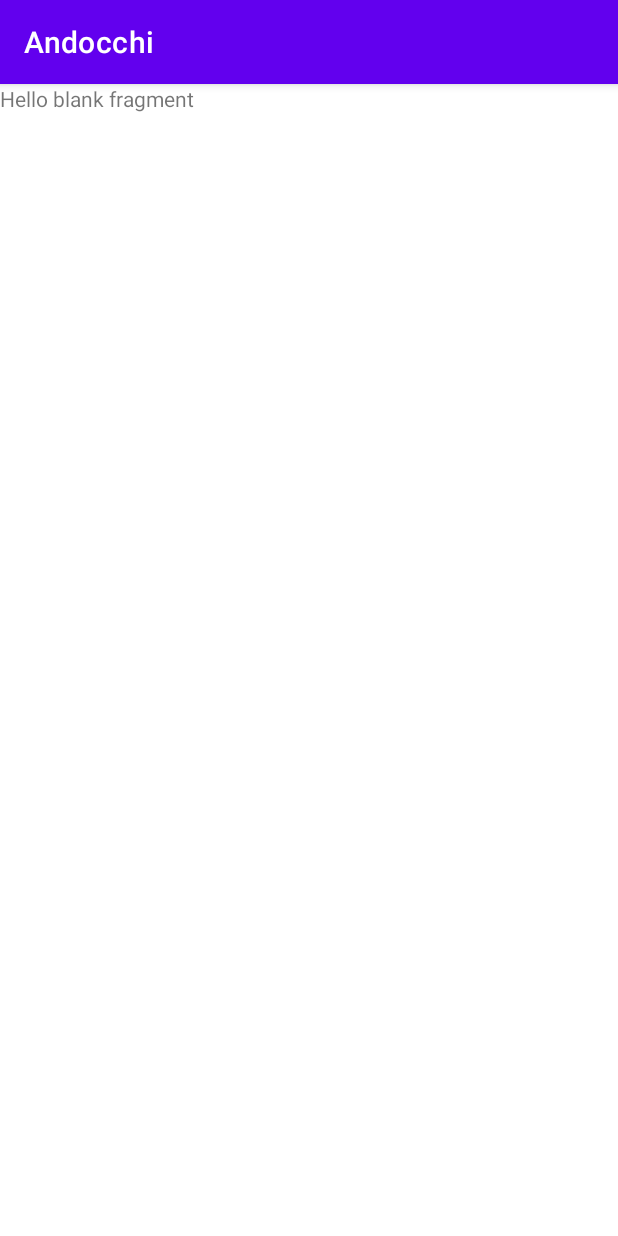
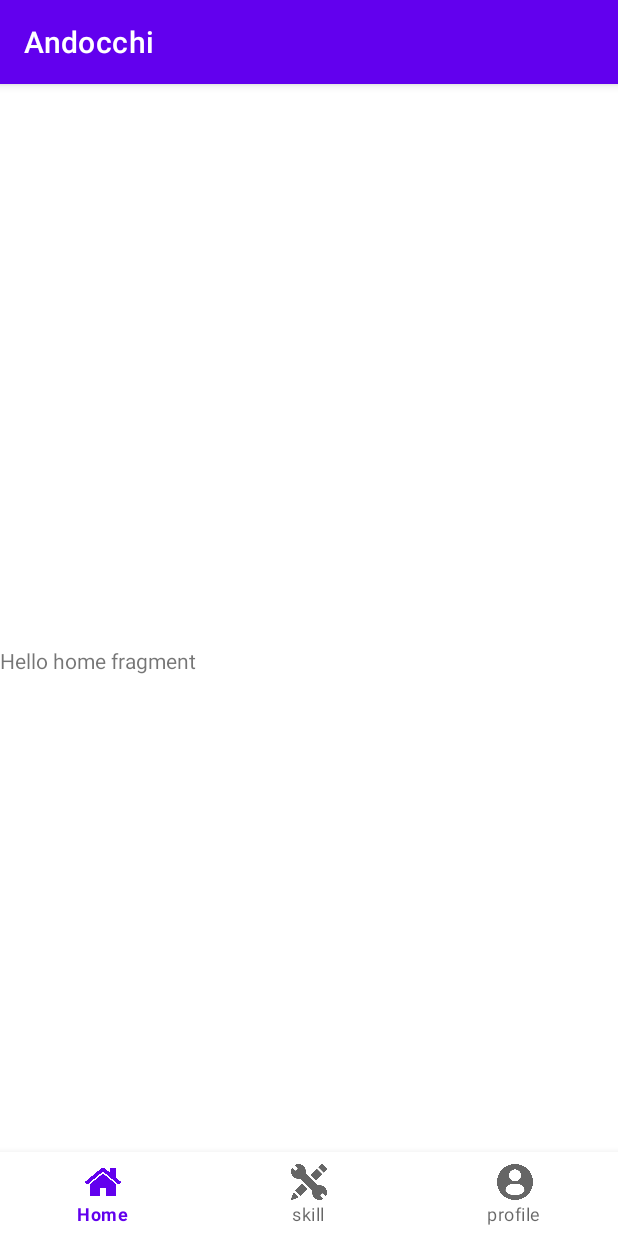
Before and after one commit to YagiRyu/Andocchi, an Android app: the screen it shows after launch (MainActivity), on a phone screen of 412 x 824 dp. Run offline under Robolectric (Android 15) with nearby library versions, the phone set to English and light mode, and no system bars; our stand-ins replace navigation-ui.

Commit message:
Add bottom navigation bar: Now users to move back and forth between screens

```diff
--- a/Andocchi/app/src/main/java/com/github/ryu/andocchi/MainActivity.kt
+++ b/Andocchi/app/src/main/java/com/github/ryu/andocchi/MainActivity.kt
@@ -2,15 +2,18 @@ package com.github.ryu.andocchi
 
 import androidx.appcompat.app.AppCompatActivity
 import android.os.Bundle
+import androidx.navigation.Navigation
+import androidx.navigation.ui.NavigationUI
 import com.github.ryu.andocchi.ui.HomeFragment
+import com.google.android.material.bottomnavigation.BottomNavigationView
 
 class MainActivity : AppCompatActivity() {
     override fun onCreate(savedInstanceState: Bundle?) {
         super.onCreate(savedInstanceState)
         setContentView(R.layout.activity_main)
 
-        supportFragmentManager.beginTransaction()
-            .replace(R.id.container, HomeFragment())
-            .commit()
+        val navController = Navigation.findNavController(this, R.id.activity_main_nav_host_fragment)
+        val bottomNavigationView = findViewById<BottomNavigationView>(R.id.activity_main_bottom_navigation_view)
+        NavigationUI.setupWithNavController(bottomNavigationView, navController)
     }
 }
--- a/Andocchi/app/src/main/res/layout/activity_main.xml
+++ b/Andocchi/app/src/main/res/layout/activity_main.xml
@@ -6,9 +6,24 @@
     android:layout_height="match_parent"
     tools:context=".MainActivity">
 
-    <FrameLayout
-        android:id="@+id/container"
+    <fragment
+        android:id="@+id/activity_main_nav_host_fragment"
+        android:name="androidx.navigation.fragment.NavHostFragment"
         android:layout_width="match_parent"
-        android:layout_height="match_parent" />
+        android:layout_height="wrap_content"
+        app:layout_constraintTop_toTopOf="parent"
+        app:layout_constraintBottom_toBottomOf="parent"
+        app:layout_constraintEnd_toEndOf="parent"
+        app:layout_constraintStart_toStartOf="parent"
+        app:navGraph="@navigation/navigation_graph" />
+
+    <com.google.android.material.bottomnavigation.BottomNavigationView
+        android:id="@+id/activity_main_bottom_navigation_view"
+        android:layout_width="match_parent"
+        android:layout_height="wrap_content"
+        app:layout_constraintStart_toStartOf="parent"
+        app:layout_constraintBottom_toBottomOf="parent"
+        app:layout_constraintEnd_toEndOf="parent"
+        app:menu="@menu/menu_nav" />
 
 </androidx.constraintlayout.widget.ConstraintLayout>
--- a/Andocchi/app/src/main/res/layout/fragment_get_skill.xml
+++ b/Andocchi/app/src/main/res/layout/fragment_get_skill.xml
@@ -9,6 +9,6 @@
     <TextView
         android:layout_width="match_parent"
         android:layout_height="match_parent"
-        android:text="@string/hello_blank_fragment" />
+        android:text="hello skill fragemnt" />
 
 </FrameLayout>
--- a/Andocchi/app/src/main/res/layout/fragment_home.xml
+++ b/Andocchi/app/src/main/res/layout/fragment_home.xml
@@ -9,6 +9,6 @@
     <TextView
         android:layout_width="match_parent"
         android:layout_height="match_parent"
-        android:text="@string/hello_blank_fragment" />
+        android:text="Hello home fragment" />
 
 </FrameLayout>
--- a/Andocchi/app/src/main/res/layout/fragment_profile.xml
+++ b/Andocchi/app/src/main/res/layout/fragment_profile.xml
@@ -9,6 +9,6 @@
     <TextView
         android:layout_width="match_parent"
         android:layout_height="match_parent"
-        android:text="@string/hello_blank_fragment" />
+        android:text="hello profile fragment" />
 
 </FrameLayout>
--- /dev/null
+++ b/Andocchi/app/src/main/res/menu/menu_nav.xml
@@ -0,0 +1,17 @@
+<?xml version="1.0" encoding="utf-8"?>
+<menu xmlns:android="http://schemas.android.com/apk/res/android">
+    <item
+        android:id="@+id/nav_home"
+        android:title="@string/nav_home"
+        android:icon="@drawable/home" />
+
+    <item
+        android:id="@+id/nav_skill"
+        android:title="@string/nav_skill"
+        android:icon="@drawable/pencil" />
+
+    <item
+        android:id="@+id/nav_profile"
+        android:title="@string/nav_profile"
+        android:icon="@drawable/profile_user" />
+</menu>
--- /dev/null
+++ b/Andocchi/app/src/main/res/navigation/navigation_graph.xml
@@ -0,0 +1,23 @@
+<?xml version="1.0" encoding="utf-8"?>
+<navigation xmlns:android="http://schemas.android.com/apk/res/android"
+    xmlns:app="http://schemas.android.com/apk/res-auto"
+    xmlns:tools="http://schemas.android.com/tools"
+    app:startDestination="@id/nav_home"
+    android:id="@+id/navigation_graph">
+
+    <fragment
+        android:id="@+id/nav_home"
+        android:name="com.github.ryu.andocchi.ui.HomeFragment"
+        android:label="fragment_home"
+        tools:layout="@layout/fragment_home" />
+    <fragment
+        android:id="@+id/nav_skill"
+        android:name="com.github.ryu.andocchi.ui.GetSkillFragment"
+        android:label="fragment_get_skill"
+        tools:layout="@layout/fragment_get_skill" />
+    <fragment
+        android:id="@+id/nav_profile"
+        android:name="com.github.ryu.andocchi.ui.ProfileFragment"
+        android:label="fragment_profile"
+        tools:layout="@layout/fragment_profile" />
+</navigation>
--- a/Andocchi/app/src/main/res/values/strings.xml
+++ b/Andocchi/app/src/main/res/values/strings.xml
@@ -2,4 +2,7 @@
     <string name="app_name">Andocchi</string>
     <!-- TODO: Remove or change this placeholder text -->
     <string name="hello_blank_fragment">Hello blank fragment</string>
+    <string name="nav_home">Home</string>
+    <string name="nav_skill">skill</string>
+    <string name="nav_profile">profile</string>
 </resources>
```
Also changed, not shown: Andocchi/app/src/main/res/drawable-v24/home.png (added), Andocchi/app/src/main/res/drawable-v24/pencil.png (added), Andocchi/app/src/main/res/drawable-v24/profile_user.png (added).
